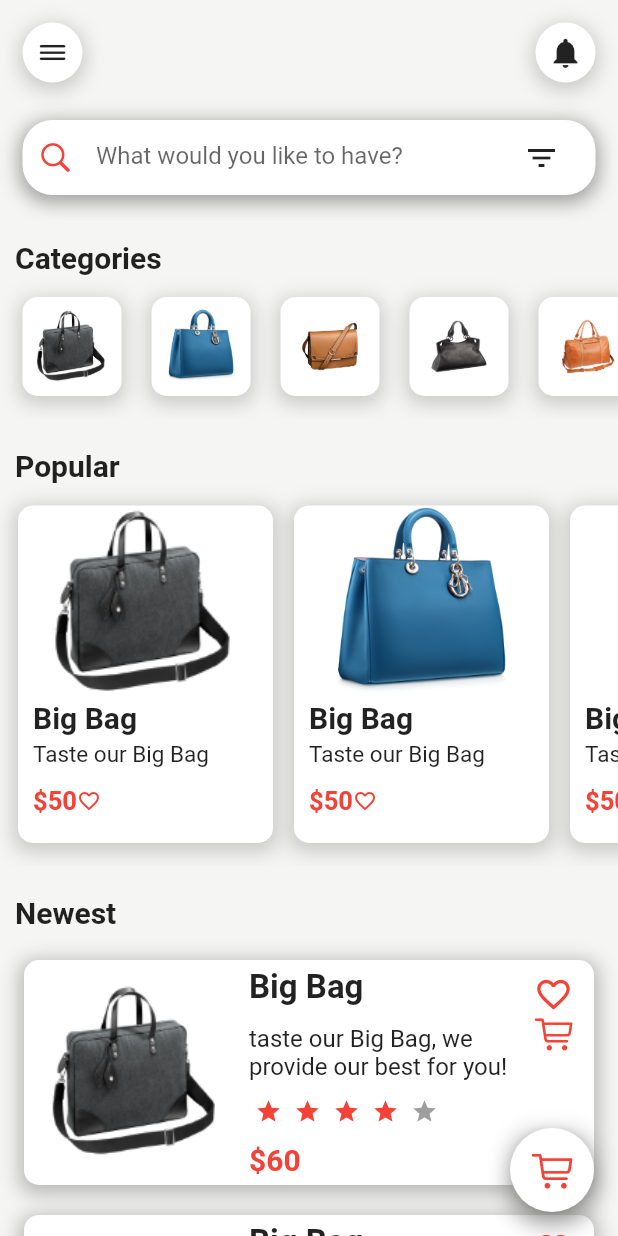
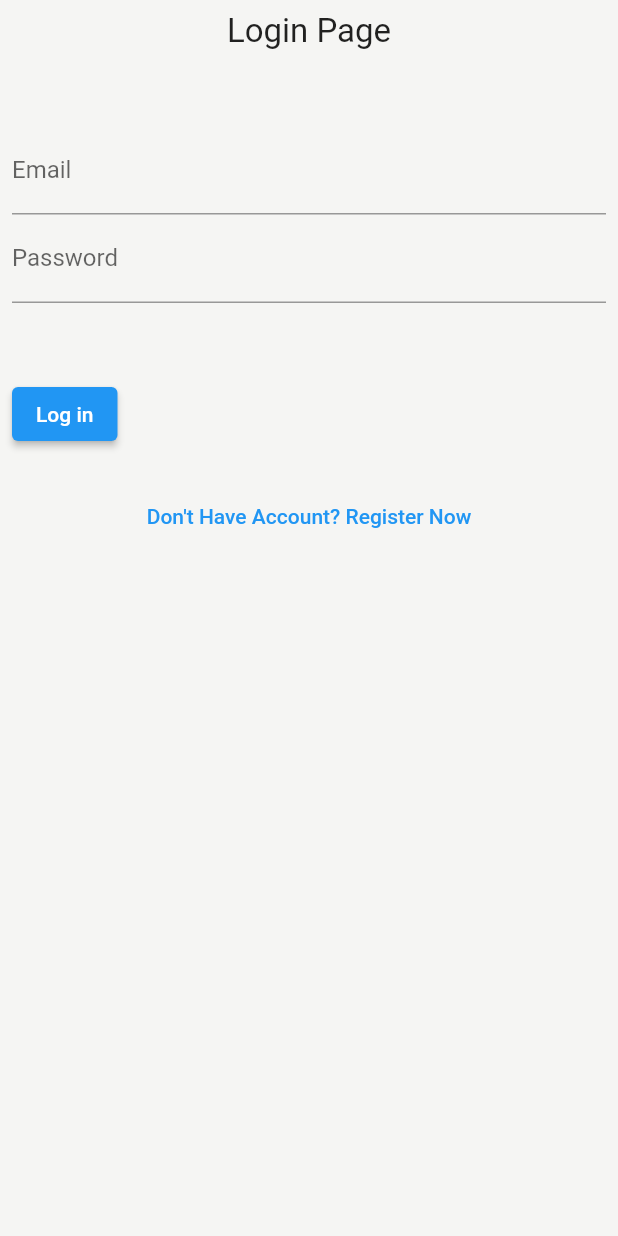
Before and after one commit to wafaehamdaoui/myshop, a Flutter app: the screen it shows after launch, on a phone screen of 412 x 824 dp. Run offline on Flutter 3.47's test engine with Material 2 defaults, Android fonts, the phone set to English and light mode, and no system bars; drawn by our look-alikes of flutter_rating_bar; our stand-ins replace faker; missing offline and left inert: clippy_flutter, mongo_dart.

```diff
--- /dev/null
+++ b/lib/dbHelper/MongoDbModel.dart
@@ -0,0 +1,36 @@
+import 'dart:convert';
+
+import 'package:mongo_dart/mongo_dart.dart';
+
+MongoDbModel MongoDbModelFromJson(String str) => MongoDbModel.fromJson(json.decode(str));
+
+String MongoDbModelToJson(MongoDbModel data) => json.encode(data.toJson());
+
+class MongoDbModel {
+    ObjectId id;
+    String name;
+    String email;
+    String password;
+
+    MongoDbModel({
+        required this.id,
+        required this.name,
+        required this.email,
+        required this.password,
+    });
+
+    factory MongoDbModel.fromJson(Map<String, dynamic> json) => MongoDbModel(
+    id: json["id"],
+    name: json["name"],
+    email: json["email"],
+    password: json["password"],
+);
+
+
+    Map<String, dynamic> toJson() => {
+        "id": id,
+        "name": name,
+        "email": email,
+        "password": password,
+    };
+}
--- /dev/null
+++ b/lib/dbHelper/constant.dart
@@ -0,0 +1,3 @@
+
+const MONGO_CONN_URL = "mongodb+srv://wafa:wafa1234@cluster0.oyrevzp.mongodb.net/?retryWrites=true&w=majority";
+const USER_COLLECTION = "flutterdb";
--- /dev/null
+++ b/lib/dbHelper/mongodb.dart
@@ -0,0 +1,41 @@
+
+import 'package:mongo_dart/mongo_dart.dart';
+import 'package:myshop/dbHelper/MongoDbModel.dart';
+import 'package:myshop/dbHelper/constant.dart';
+
+
+class MongoDatabase{
+  static var db, userCollection;
+  static connect() async{
+    db = await Db.create(MONGO_CONN_URL);
+    await db.open();
+    userCollection = db.collection(USER_COLLECTION);
+
+  }
+  static Future<String> addUser(MongoDbModel data) async{
+    try{
+      var result = await userCollection.insertOne(data.toJson());
+      if (result.isSuccess){
+        return "success";
+      }else{
+        return "failed";
+      }
+    } catch(e){
+      print(e.toString());
+      return e.toString();
+    }
+  }
+  static Future<String> query(String email, String passwd) async{
+    try{
+      final result = await userCollection.findOne(where.eq('email', email).eq('password', passwd));
+      if (result != null) {
+        return 'success';
+    } else {
+      return 'failed';
+    }
+    } catch(e){
+      print(e.toString());
+      return e.toString();
+    }
+  }
+}
--- a/lib/main.dart
+++ b/lib/main.dart
@@ -1,10 +1,18 @@
+
 import 'package:flutter/material.dart';
+import 'package:myshop/dbHelper/mongodb.dart';
+import 'package:myshop/pages/Login.dart';
+import 'package:myshop/pages/ProfilePage.dart';
+import 'package:myshop/pages/WishListPage.dart';
+import 'package:myshop/pages/insert.dart';
 
 import 'pages/CartPage.dart';
 import 'pages/HomePage.dart';
 import 'pages/ItemPage.dart';
 
-void main() {
+void main() async{
+  WidgetsFlutterBinding.ensureInitialized();
+  await MongoDatabase.connect();
   runApp(const MyApp());
 }
 
@@ -21,9 +29,13 @@ class MyApp extends StatelessWidget {
         scaffoldBackgroundColor: Color(0xFFF5F5F3),
       ),
       routes: {
-        "/": (context) => HomePage(),
+        "/register": (context) => MongoDbInsert(),
+        "/home": (context) => HomePage(),
+        "/": (context) => Login(),
         "cartPage": (context) => CartPage(),
+        "wishListPage": (context) => WishListPage(),
         "ItemPage": (context) => ItemPage(),
+        "profilPage": (context) => ProfilPage(),
       },
     );
   }
--- a/lib/pages/ItemPage.dart
+++ b/lib/pages/ItemPage.dart
@@ -4,6 +4,7 @@ import 'package:flutter/cupertino.dart';
 import 'package:flutter_rating_bar/flutter_rating_bar.dart';
 
 import '../widgets/AppBarWidget.dart';
+import '../widgets/DrawerWidget.dart';
 import '../widgets/ItemBottomNavBar.dart';
 
 class ItemPage extends StatelessWidget{
@@ -18,7 +19,7 @@ class ItemPage extends StatelessWidget{
             Padding(
               padding: EdgeInsets.all(16),
               child: Image.asset(
-                "assets/Images/bag_1.png",
+                "assets/images/bag_1.png",
                 height: 300,
                 //width: double.infinity,
                 ),
@@ -71,7 +72,7 @@ class ItemPage extends StatelessWidget{
                         mainAxisAlignment: MainAxisAlignment.spaceBetween,
                         children: [
                           Text(
-                            "Big Bag",
+                            "Hand Bag",
                             style: TextStyle(fontSize: 28, fontWeight: FontWeight.bold),
                           ),
                           Container(
@@ -113,7 +114,7 @@ class ItemPage extends StatelessWidget{
                         vertical: 10,
                       ),
                       child: Text(
-                        "Taste our big bag at low price, this is famous pizza and you will love it. it will cost you at low price, we hope you will enjoy and order many items.",
+                        "Step into the world of convenience with our Big Bag, boasting an impressive capacity that defies limits. Crafted from high-quality materials, including robust canvas and reinforced nylon, this bag is built to last. Its durable construction ensures that your belongings remain safe and secure throughout your journey.",
                         style: TextStyle(fontSize: 16),
                         textAlign: TextAlign.justify,
                       ),
@@ -157,6 +158,7 @@ class ItemPage extends StatelessWidget{
           ],
         ),
       ),
+      drawer: DrawerWidget(),
       bottomNavigationBar: ItemBottomNavBar(),
     );
   }
--- /dev/null
+++ b/lib/pages/Login.dart
@@ -0,0 +1,81 @@
+
+import 'package:flutter/material.dart';
+import 'package:myshop/dbHelper/mongodb.dart';
+
+class Login extends StatefulWidget {
+  const Login({super.key});
+
+  @override
+  State<Login> createState() => _LoginState();
+}
+
+class _LoginState extends State<Login> {
+  var emailController = new TextEditingController();
+  var passwordController = new TextEditingController();
+
+  @override
+  Widget build(BuildContext context) {
+    return Scaffold(
+      body: SafeArea(
+      child: Padding(
+        padding: EdgeInsets.all(8.0),
+        child: Column(
+        children: [
+          Text(
+            "Login Page",
+            style: TextStyle(fontSize: 22),
+          ),
+          SizedBox(
+            height: 50,
+          ),
+          TextField(
+            controller: emailController,
+            decoration: InputDecoration(labelText: "Email"),
+          ),
+          TextField(
+            controller: passwordController,
+            decoration: InputDecoration(labelText: "Password"),
+            obscureText: true,
+          ),
+          SizedBox(
+            height: 50,
+          ),
+          Row(
+            mainAxisAlignment: MainAxisAlignment.spaceBetween,
+            children: [
+
+              ElevatedButton(onPressed: () {
+                check( emailController.text, passwordController.text);
+              }, child: Text("Log in")),
+            ],
+          ),
+          SizedBox(
+                height: 20,
+              ),
+
+              TextButton(
+                onPressed: () {
+                  Navigator.pushNamed(context, "/register");
+                },
+                child: Text("Don't Have Account? Register Now"),
+              ),
+        ],
+      ),
+      ),
+    ),);
+  }
+  Future<void> check(String uemail, String upassword) async{
+    var result = await MongoDatabase.query(uemail,upassword);
+    if (result=="success") {
+      Navigator.pushNamed(context, "/home");
+    }else{
+       ScaffoldMessenger.of(context)
+     .showSnackBar(SnackBar(content: Text("Login failed try again!")));
+    }
+    _clearAll();
+  }
+  void _clearAll(){
+    emailController.text = "";
+    passwordController.text = "";
+  }
+}
--- a/lib/widgets/AppBarWidget.dart
+++ b/lib/widgets/AppBarWidget.dart
@@ -56,4 +56,3 @@ class AppBarWidget extends StatelessWidget {
       );
   }
 }
-// dart:ui/painting.dart:failed assertion: line 189 pos 12:
--- a/lib/widgets/CategoriesWidget.dart
+++ b/lib/widgets/CategoriesWidget.dart
@@ -7,7 +7,7 @@ class CategoriesWidget extends StatelessWidget {
       scrollDirection: Axis.horizontal,
       child: Padding(padding: EdgeInsets.symmetric(vertical: 15, horizontal: 5),
         child: Row(children: [
-         for(int i=0; i<6; i++)
+         for(int i=0; i<7; i++)
           Padding(
           padding: EdgeInsets.symmetric(horizontal: 10),
           child: Container(
--- a/pubspec.yaml
+++ b/pubspec.yaml
@@ -30,11 +30,13 @@ environment:
 dependencies:
   flutter:
     sdk: flutter
+  mongo_dart: ^0.9.1
 
 
   # The following adds the Cupertino Icons font to your application.
   # Use with the CupertinoIcons class for iOS style icons.
   cupertino_icons: ^1.0.2
+  faker: ^2.0.0
   flutter_rating_bar: ^4.0.1
   clippy_flutter: ^2.0.0-nullsafety.1
 
```
Also changed, not shown: lib/pages/CartPage.dart (+30 -8 lines), lib/pages/ProfilePage.dart (added, +43 -0 lines), lib/pages/WishListPage.dart (added, +140 -0 lines), lib/pages/insert.dart (added, +103 -0 lines), lib/widgets/CartBottomNavBar.dart (+35 -6 lines), lib/widgets/DrawerWidget.dart (+15 -0 lines), lib/widgets/NewestItemWidget.dart (+25 -3 lines), lib/widgets/PopularItemWidget.dart (+25 -3 lines), assets/images/bag_6.png (added), assets/images/bag_7.png (added), pubspec.lock.
